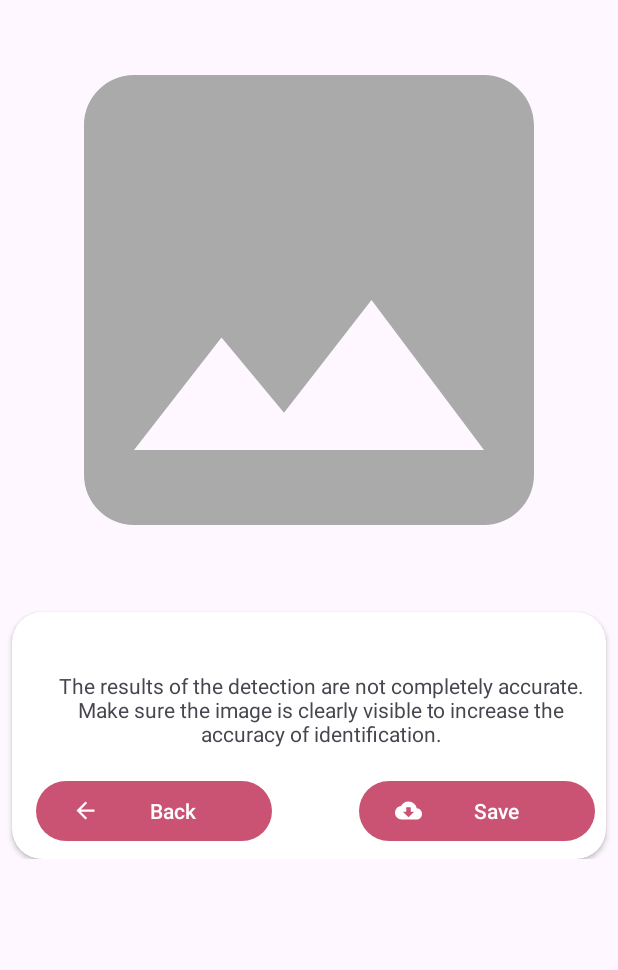
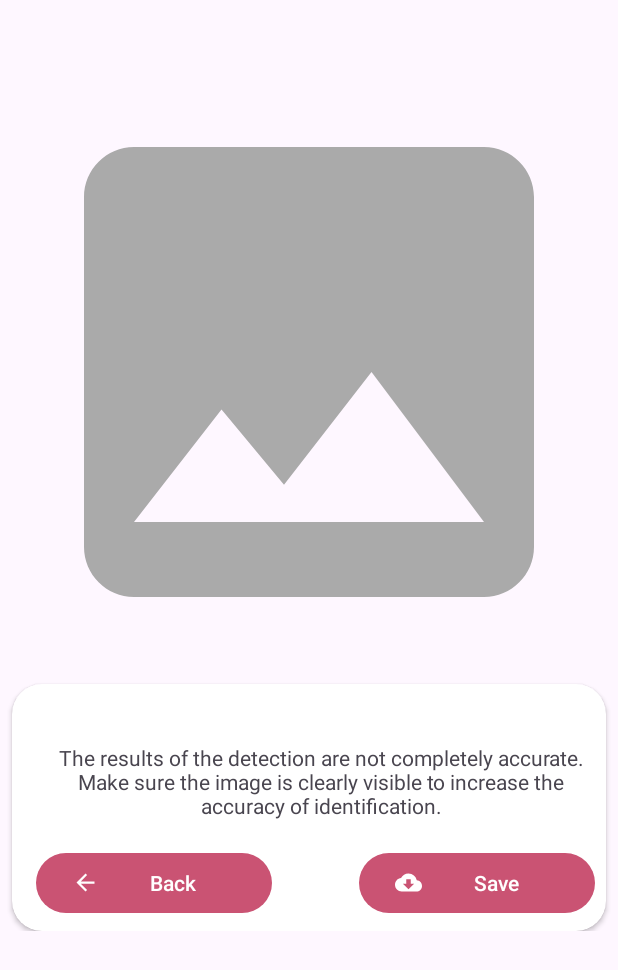
Before and after one commit to vetewe/cancer-detector-app, an Android app: the ResultActivity screen opened directly, with no data from a screen before it, on a phone screen of 412 x 824 dp. Shown: the top 970 px of the screen. Run offline under Robolectric (Android 15) with nearby library versions, the phone set to English and light mode, and no system bars; our stand-ins replace Room's generated code; pictures from the network do not load.

Commit message:
finishing sikit

```diff
--- a/app/src/main/res/layout/activity_result.xml
+++ b/app/src/main/res/layout/activity_result.xml
@@ -15,8 +15,10 @@
             android:id="@+id/result_image"
             android:layout_width="match_parent"
             android:layout_height="400dp"
+            android:layout_marginTop="48dp"
             android:scaleType="fitCenter"
             app:layout_constraintEnd_toEndOf="parent"
+            app:layout_constraintHorizontal_bias="1.0"
             app:layout_constraintStart_toStartOf="parent"
             app:layout_constraintTop_toTopOf="parent"
             app:srcCompat="@drawable/ic_place_holder"
```
Also changed, not shown: app/src/main/res/layout/activity_main.xml (+10 -0 lines).
